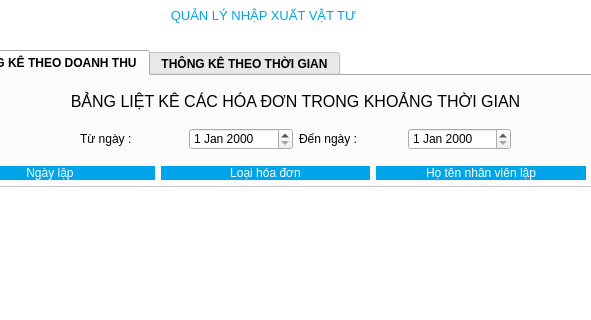
Before: the Qt Designer form src/view/mainwindow.ui in VinhNguyenD23/facilitiesManagement, drawn with Qt 5; both pictures show x 312 to 903 and y 0 to 320 of the 1150 by 670 pixel window.
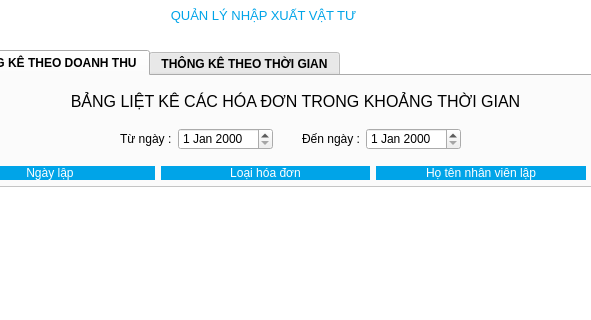
After: the same form once the commit is applied. The open tabs and pages were chosen to show the change.

```diff
--- a/src/view/mainwindow.ui
+++ b/src/view/mainwindow.ui
@@ -1045,9 +1045,9 @@
        <widget class="QWidget" name="layoutWidget7">
         <property name="geometry">
          <rect>
-          <x>370</x>
+          <x>410</x>
           <y>50</y>
-          <width>431</width>
+          <width>341</width>
           <height>26</height>
          </rect>
         </property>
@@ -1060,7 +1060,20 @@
           </widget>
          </item>
          <item>
-          <widget class="QDateEdit" name="dateEdit"/>
+          <widget class="QDateEdit" name="fromDate"/>
+         </item>
+         <item>
+          <spacer name="horizontalSpacer">
+           <property name="orientation">
+            <enum>Qt::Orientation::Horizontal</enum>
+           </property>
+           <property name="sizeHint" stdset="0">
+            <size>
+             <width>20</width>
+             <height>20</height>
+            </size>
+           </property>
+          </spacer>
          </item>
          <item>
           <widget class="QLabel" name="label_2">
```
Left out of the diff: 4 changed lines with no effect on the pictures.
